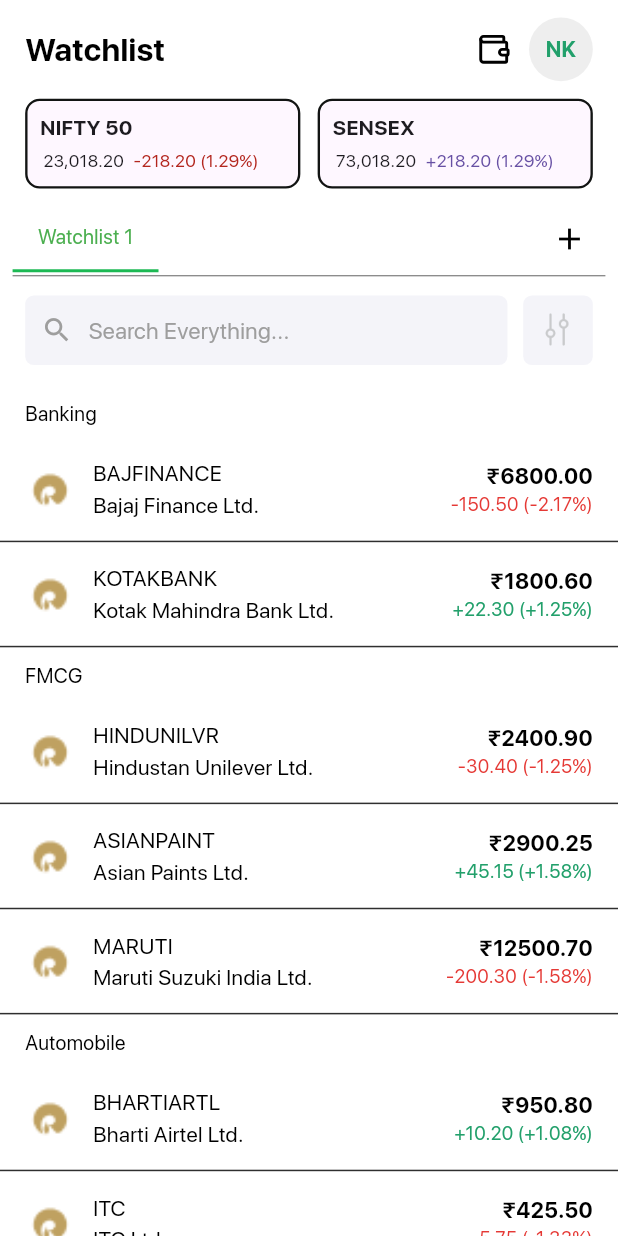
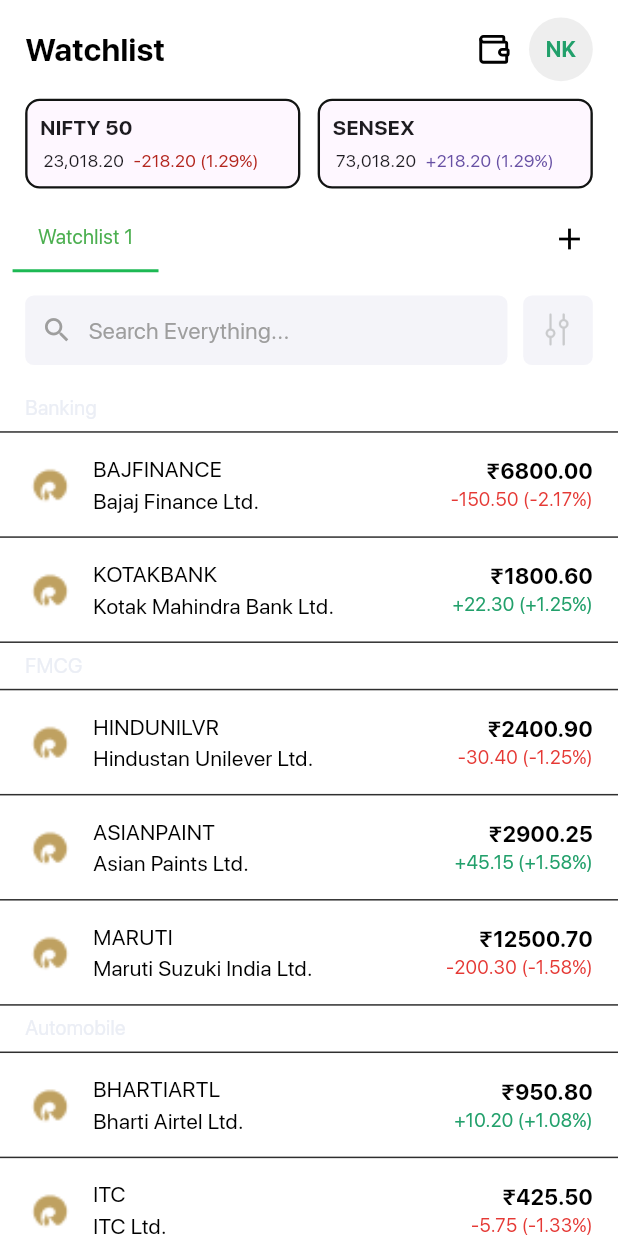
Before and after one commit to BrokingSapphire/SapphireTerminalMobile, a Flutter app: the WatchlistScreen screen opened directly, on a phone screen of 412 x 824 dp. Run offline on Flutter 3.47's test engine with Material 3 defaults, Android fonts, the light colour scheme and no system bars; drawn by our look-alikes of flutter_slidable; our stand-ins replace camera, confetti, dotted_border, flutter_screenutil, flutter_secure_storage, flutter_svg and 4 more; missing offline and left inert: google_mlkit_face_detection, holdable_button, scribble; accounts and stored records are empty; project files that could hold a hidden picture were left out.

Commit message:
fix: dividers and categories capitalization in category section

```diff
--- a/lib/screens/home/watchlist/watchlistScreen.dart
+++ b/lib/screens/home/watchlist/watchlistScreen.dart
@@ -253,19 +253,30 @@
                         return Container(
                           key: ValueKey('category_$item'),
                           margin: EdgeInsets.symmetric(
-                              vertical: 4.h, horizontal: 16.w),
-                          child: Row(
-                            mainAxisAlignment: MainAxisAlignment.start,
+                          ),
+                          child: Column(
+                            crossAxisAlignment: CrossAxisAlignment.start,
                             children: [
+                              // Divider(
+                              //   color: Color(0xFF2F2F2F),
+                              //   thickness: 1,
+                              //   height: 1.h,
+                              // ),
                               Padding(
-                                padding: EdgeInsets.only(top: 6.h, bottom: 2.h),
+                                padding: EdgeInsets.symmetric(vertical: 6.h,horizontal: 16.w),
                                 child: Text(
                                   item,
                                   style: TextStyle(
-                                      fontSize: 14.sp,
-                                      color:
-                                          isDark ? Colors.white : Colors.black),
+                                    fontSize: 14.sp,
+                                    color: const Color(0xffEBEEF5),
+                                    fontWeight: FontWeight.w500,
+                                  ),
                                 ),
+                              ),
+                              Divider(
+                                color: Color(0xFF2F2F2F),
+                                thickness: 1,
+                                height: 1.h,
                               ),
                             ],
                           ),
--- a/lib/utils/watchlistTabBar.dart
+++ b/lib/utils/watchlistTabBar.dart
@@ -201,8 +201,13 @@
               constWidgets.greenButton("Add", onTap: () {
                 if (controller.text.trim().isNotEmpty) {
                   setState(() {
-                    categories.add(controller.text.trim());
-                    controller.clear();
+                    String input = controller.text.trim();
+                    if (input.isNotEmpty) {
+                      String capitalized =
+                      input.toUpperCase(); // Convert to uppercase
+                      categories.add(capitalized); // Add the uppercase version
+                      controller.clear(); // Clear the input field
+                    }
                   });
                 }
               }),
@@ -326,11 +331,11 @@
             ],
           ),
           // Add a thin divider
-          Divider(
-            height: 1.h, // Thin height
-            thickness: 0.5, // Thin thickness
-            color: const Color(0xff2F2F2F), // Matching the dark theme
-          ),
+          // Divider(
+          //   height: 1.h, // Thin height
+          //   thickness: 0.5, // Thin thickness
+          //   color: const Color(0xff2F2F2F), // Matching the dark theme
+          // ),
         ],
       ),
     );
```
Also changed, not shown: lib/generated/assets.dart.
